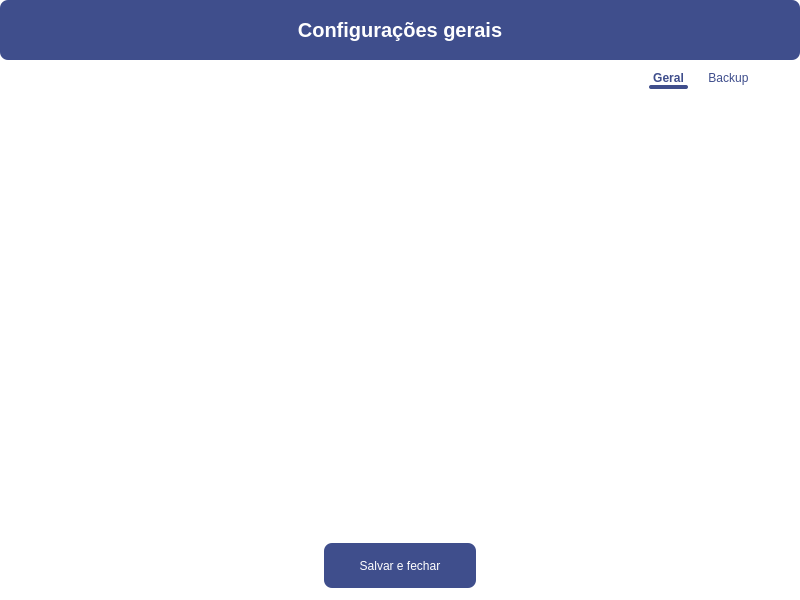
newprev/PrevCliente, file Design/UI/configuracoesPage.ui: the form before one commit.
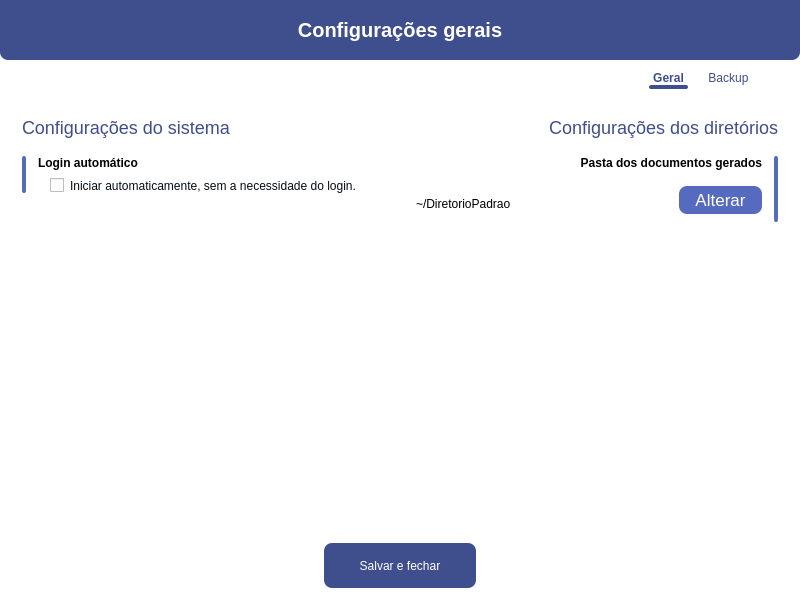
The form after the commit. The open tabs and pages were chosen to show the change. Icons and pictures are not drawn.

Diff of the .ui file:
```diff
--- a/Design/UI/configuracoesPage.ui
+++ b/Design/UI/configuracoesPage.ui
@@ -61,7 +61,10 @@
 #frCabecalho {
 	background-color: #3F4E8C;
 	
-	border-radius: 8px;	
+	border-top-left-radius: 0px;
+	border-top-right-radius: 0px;
+	border-bottom-left-radius: 8px;
+	border-bottom-right-radius: 8px;
 }
 
 #frFirulaGeral {
@@ -301,11 +304,44 @@
       <widget class="QWidget" name="pgBackup" native="true">
        <property name="styleSheet">
         <string notr="true">/* ---------------- Label --------------- */
-#lbConfigSisTitulo {
+#lbConfigSisTitulo, #lbSubtituloDiretorios {
 	color: #3F4E8C;
 	font-size: 18px;
 
 	margin: 8px 0px;
+}
+
+#lbInfoDocsGerados, #lbInfoAutoLogin {
+	font-weight: 700;
+}
+
+#lbDirDocsGerados {
+	font-weight: 150;
+}
+
+/* ---------- Frames -------------- */
+#frFirulaDocsGerados, #frFirulaAutoLogin {
+	background-color: #566BBF;
+
+	border-radius: 2px;
+}
+
+#frDocsGerados, #frAutoLogin {
+	background-color: white;
+	border-radius: 4px;
+}
+
+/* ------------ Push Buttom --------------- */
+#pbAlteraDocsGerados {
+	background-color: #566BBF;
+
+	color: white;
+	font-weight: 400;
+	font-size: 17px;
+	padding: 4px 16px;
+
+	border-radius: 8px;
+	margin: 0px 0px 8px 0px;
 }</string>
        </property>
        <layout class="QGridLayout" name="gridLayout">
@@ -319,16 +355,16 @@
           </property>
           <layout class="QVBoxLayout" name="verticalLayout">
            <property name="leftMargin">
-            <number>0</number>
+            <number>9</number>
            </property>
            <property name="topMargin">
             <number>0</number>
            </property>
            <property name="rightMargin">
-            <number>0</number>
+            <number>9</number>
            </property>
            <property name="bottomMargin">
-            <number>0</number>
+            <number>9</number>
            </property>
            <item>
             <widget class="QLabel" name="lbConfigSisTitulo">
@@ -337,11 +373,70 @@
              </property>
             </widget>
            </item>
-           <item alignment="Qt::AlignLeft">
-            <widget class="QCheckBox" name="cbIniciaAutomatico">
-             <property name="text">
-              <string>Iniciar automaticamente, sem a necessidade do login.</string>
+           <item>
+            <widget class="QFrame" name="frAutoLogin">
+             <property name="frameShape">
+              <enum>QFrame::NoFrame</enum>
              </property>
+             <property name="frameShadow">
+              <enum>QFrame::Raised</enum>
+             </property>
+             <layout class="QGridLayout" name="gridLayout_4">
+              <property name="leftMargin">
+               <number>4</number>
+              </property>
+              <property name="topMargin">
+               <number>4</number>
+              </property>
+              <property name="rightMargin">
+               <number>4</number>
+              </property>
+              <property name="bottomMargin">
+               <number>4</number>
+              </property>
+              <property name="horizontalSpacing">
+               <number>12</number>
+              </property>
+              <property name="verticalSpacing">
+               <number>8</number>
+              </property>
+              <item row="2" column="1">
+               <widget class="QCheckBox" name="cbIniciaAutomatico">
+                <property name="text">
+                 <string>Iniciar automaticamente, sem a necessidade do login.</string>
+                </property>
+               </widget>
+              </item>
+              <item row="1" column="1">
+               <widget class="QLabel" name="lbInfoAutoLogin">
+                <property name="text">
+                 <string>Login automático</string>
+                </property>
+               </widget>
+              </item>
+              <item row="1" column="0" rowspan="2">
+               <widget class="QFrame" name="frFirulaAutoLogin">
+                <property name="sizePolicy">
+                 <sizepolicy hsizetype="Fixed" vsizetype="Preferred">
+                  <horstretch>0</horstretch>
+                  <verstretch>0</verstretch>
+                 </sizepolicy>
+                </property>
+                <property name="minimumSize">
+                 <size>
+                  <width>4</width>
+                  <height>0</height>
+                 </size>
+                </property>
+                <property name="frameShape">
+                 <enum>QFrame::StyledPanel</enum>
+                </property>
+                <property name="frameShadow">
+                 <enum>QFrame::Raised</enum>
+                </property>
+               </widget>
+              </item>
+             </layout>
             </widget>
            </item>
            <item>
@@ -360,6 +455,132 @@
           </layout>
          </widget>
         </item>
+        <item row="0" column="1">
+         <widget class="QFrame" name="frConfigDiretorios">
+          <property name="frameShape">
+           <enum>QFrame::NoFrame</enum>
+          </property>
+          <property name="frameShadow">
+           <enum>QFrame::Raised</enum>
+          </property>
+          <layout class="QVBoxLayout" name="verticalLayout_4">
+           <property name="topMargin">
+            <number>0</number>
+           </property>
+           <item>
+            <widget class="QLabel" name="lbSubtituloDiretorios">
+             <property name="text">
+              <string>Configurações dos diretórios</string>
+             </property>
+             <property name="alignment">
+              <set>Qt::AlignRight|Qt::AlignTrailing|Qt::AlignVCenter</set>
+             </property>
+            </widget>
+           </item>
+           <item>
+            <widget class="QFrame" name="frDocsGerados">
+             <property name="frameShape">
+              <enum>QFrame::NoFrame</enum>
+             </property>
+             <property name="frameShadow">
+              <enum>QFrame::Raised</enum>
+             </property>
+             <layout class="QGridLayout" name="gridLayout_3">
+              <property name="leftMargin">
+               <number>4</number>
+              </property>
+              <property name="topMargin">
+               <number>4</number>
+              </property>
+              <property name="rightMargin">
+               <number>4</number>
+              </property>
+              <property name="bottomMargin">
+               <number>4</number>
+              </property>
+              <property name="horizontalSpacing">
+               <number>12</number>
+              </property>
+              <property name="verticalSpacing">
+               <number>8</number>
+              </property>
+              <item row="2" column="1">
+               <widget class="QPushButton" name="pbAlteraDocsGerados">
+                <property name="sizePolicy">
+                 <sizepolicy hsizetype="Maximum" vsizetype="Fixed">
+                  <horstretch>0</horstretch>
+                  <verstretch>0</verstretch>
+                 </sizepolicy>
+                </property>
+                <property name="text">
+                 <string>Alterar</string>
+                </property>
+               </widget>
+              </item>
+              <item row="0" column="0" colspan="2">
+               <widget class="QLabel" name="lbInfoDocsGerados">
+                <property name="text">
+                 <string>Pasta dos documentos gerados</string>
+                </property>
+                <property name="alignment">
+                 <set>Qt::AlignRight|Qt::AlignTrailing|Qt::AlignVCenter</set>
+                </property>
+                <property name="margin">
+                 <number>4</number>
+                </property>
+               </widget>
+              </item>
+              <item row="2" column="0">
+               <widget class="QLabel" name="lbDirDocsGerados">
+                <property name="text">
+                 <string>~/DiretorioPadrao</string>
+                </property>
+                <property name="margin">
+                 <number>0</number>
+                </property>
+               </widget>
+              </item>
+              <item row="0" column="2" rowspan="3">
+               <widget class="QFrame" name="frFirulaDocsGerados">
+                <property name="sizePolicy">
+                 <sizepolicy hsizetype="Fixed" vsizetype="Preferred">
+                  <horstretch>0</horstretch>
+                  <verstretch>0</verstretch>
+                 </sizepolicy>
+                </property>
+                <property name="minimumSize">
+                 <size>
+                  <width>4</width>
+                  <height>0</height>
+                 </size>
+                </property>
+                <property name="frameShape">
+                 <enum>QFrame::NoFrame</enum>
+                </property>
+                <property name="frameShadow">
+                 <enum>QFrame::Raised</enum>
+                </property>
+               </widget>
+              </item>
+             </layout>
+            </widget>
+           </item>
+           <item>
+            <spacer name="verticalSpacer_2">
+             <property name="orientation">
+              <enum>Qt::Vertical</enum>
+             </property>
+             <property name="sizeHint" stdset="0">
+              <size>
+               <width>20</width>
+               <height>279</height>
+              </size>
+             </property>
+            </spacer>
+           </item>
+          </layout>
+         </widget>
+        </item>
        </layout>
       </widget>
       <widget class="QWidget" name="pgGeral" native="true"/>
```
Left out of the diff: 4 changed lines with no effect on the pictures.
